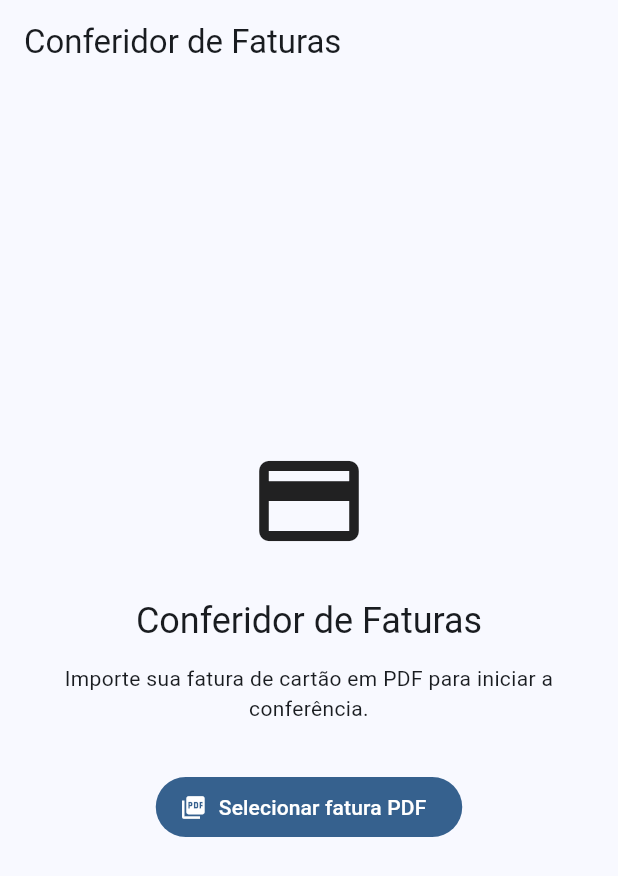
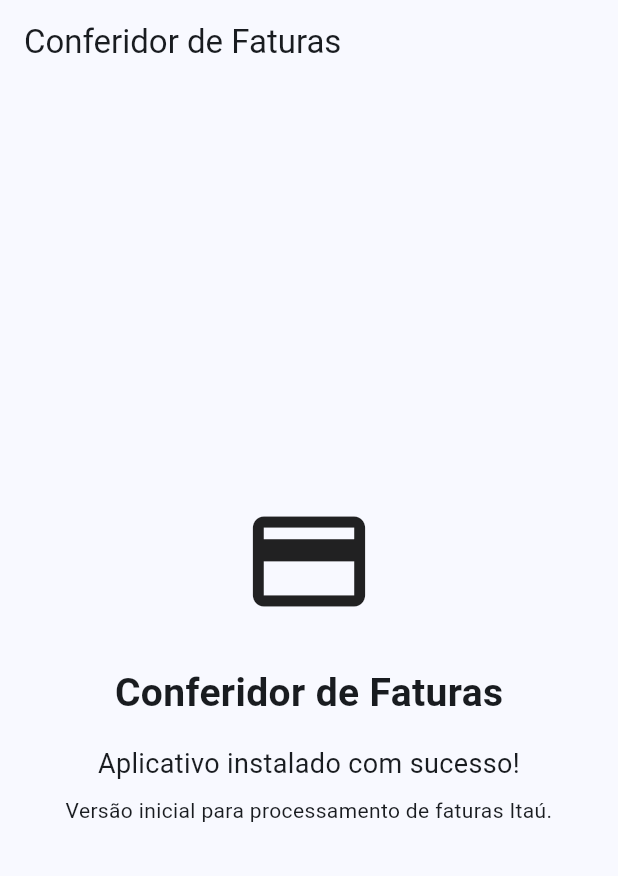
Before and after one commit to mourakleber312/Conferidor-faturas, a Flutter app: the screen it shows after launch, on a phone screen of 412 x 824 dp. Shown: the top 876 px of the screen. Run offline on Flutter 3.47's test engine with Material 3 defaults, Android fonts, the phone set to English and light mode, and no system bars.

Commit message:
Update main.dart

```diff
--- a/lib/main.dart
+++ b/lib/main.dart
@@ -1,5 +1,4 @@
 import 'package:flutter/material.dart';
-import 'package:file_picker/file_picker.dart';
 
 void main() {
   runApp(const ConferidorApp());
@@ -22,28 +21,8 @@ class ConferidorApp extends StatelessWidget {
   }
 }
 
-class HomePage extends StatefulWidget {
+class HomePage extends StatelessWidget {
   const HomePage({super.key});
-
-  @override
-  State<HomePage> createState() => _HomePageState();
-}
-
-class _HomePageState extends State<HomePage> {
-  String? arquivoSelecionado;
-
-  Future<void> selecionarFatura() async {
-    final resultado = await FilePicker.platform.pickFiles(
-      type: FileType.custom,
-      allowedExtensions: ['pdf'],
-    );
-
-    if (resultado != null) {
-      setState(() {
-        arquivoSelecionado = resultado.files.single.name;
-      });
-    }
-  }
 
   @override
   Widget build(BuildContext context) {
@@ -51,59 +30,39 @@ class _HomePageState extends State<HomePage> {
       appBar: AppBar(
         title: const Text('Conferidor de Faturas'),
       ),
-      body: Padding(
-        padding: const EdgeInsets.all(24),
+      body: const Center(
+        child: Padding(
+          padding: EdgeInsets.all(24),
           child: Column(
             mainAxisAlignment: MainAxisAlignment.center,
             children: [
-            const Icon(
+              Icon(
                 Icons.credit_card,
-              size: 80,
+                size: 90,
               ),
-            const SizedBox(height: 24),
-
+              SizedBox(height: 24),
               Text(
                 'Conferidor de Faturas',
-              style: Theme.of(context).textTheme.headlineSmall,
+                style: TextStyle(
+                  fontSize: 26,
+                  fontWeight: FontWeight.bold,
                 ),
-
-            const SizedBox(height: 12),
-
-            const Text(
-              'Importe sua fatura de cartão em PDF para iniciar a conferência.',
+              ),
+              SizedBox(height: 16),
+              Text(
+                'Aplicativo instalado com sucesso!',
                 textAlign: TextAlign.center,
+                style: TextStyle(fontSize: 18),
               ),
-
-            const SizedBox(height: 32),
-
-            FilledButton.icon(
-              onPressed: selecionarFatura,
-              icon: const Icon(Icons.picture_as_pdf),
-              label: const Text('Selecionar fatura PDF'),
-            ),
-
-            const SizedBox(height: 24),
-
-            if (arquivoSelecionado != null)
-              Card(
-                child: Padding(
-                  padding: const EdgeInsets.all(16),
-                  child: Row(
-                    children: [
-                      const Icon(Icons.check_circle),
-                      const SizedBox(width: 12),
-                      Expanded(
-                        child: Text(
-                          'Arquivo selecionado:\n$arquivoSelecionado',
-                        ),
+              SizedBox(height: 8),
+              Text(
+                'Versão inicial para processamento de faturas Itaú.',
+                textAlign: TextAlign.center,
               ),
             ],
           ),
         ),
       ),
-          ],
-        ),
-      ),
     );
   }
 }
```
Lines whose indentation alone changed are shown as unchanged.
